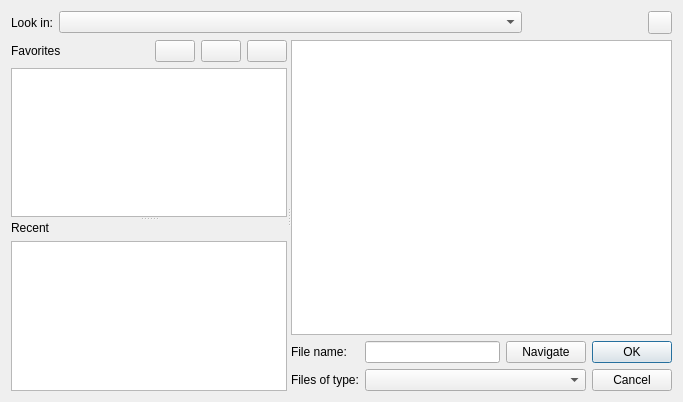
Old version of the form Qt/Core/Resources/UI/pqFileDialog.ui in the repository pierre-guillou/paraview-ttk.
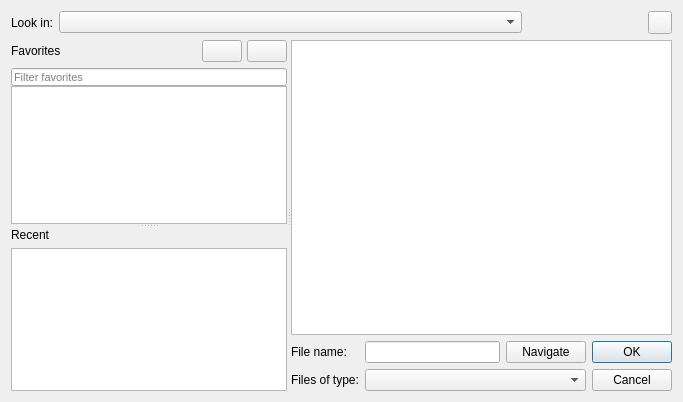
New version of the form. Icons and pictures are not drawn. Custom widgets are drawn as their Qt base class.

Diff of the .ui file:
```diff
--- a/Qt/Core/Resources/UI/pqFileDialog.ui
+++ b/Qt/Core/Resources/UI/pqFileDialog.ui
@@ -120,8 +120,14 @@
       </property>
       <widget class="QWidget" name="favoritesLayoutWidget">
        <layout class="QVBoxLayout" name="favoritesVerticalLayout">
+        <property name="spacing">
+         <number>0</number>
+        </property>
         <item>
          <layout class="QHBoxLayout" name="favoritesHorizontalLayout">
+          <property name="spacing">
+           <number>5</number>
+          </property>
           <item>
            <widget class="QLabel" name="favoritesLabel">
             <property name="text">
@@ -149,26 +155,6 @@
             </property>
            </widget>
           </item>
-          <item>
-           <widget class="QPushButton" name="RemoveCurrentDirectoryFromFavorites">
-            <property name="sizePolicy">
-             <sizepolicy hsizetype="Fixed" vsizetype="Fixed">
-              <horstretch>0</horstretch>
-              <verstretch>0</verstretch>
-             </sizepolicy>
-            </property>
-            <property name="toolTip">
-             <string>Remove current directory from favorites</string>
-            </property>
-            <property name="text">
-             <string/>
-            </property>
-            <property name="icon">
-             <iconset theme="list-remove">
-              <normaloff>.</normaloff>.</iconset>
-            </property>
-           </widget>
-          </item>
           <item>
            <widget class="QPushButton" name="ResetFavortiesToSystemDefault">
             <property name="sizePolicy">
@@ -191,6 +177,46 @@
           </item>
          </layout>
         </item>
+        <item>
+         <spacer name="verticalSpacer">
+          <property name="orientation">
+           <enum>Qt::Vertical</enum>
+          </property>
+          <property name="sizeType">
+           <enum>QSizePolicy::Minimum</enum>
+          </property>
+          <property name="sizeHint" stdset="0">
+           <size>
+            <width>20</width>
+            <height>6</height>
+           </size>
+          </property>
+         </spacer>
+        </item>
+        <item>
+         <widget class="QLineEdit" name="favoritesSearchBar">
+          <property name="maximumSize">
+           <size>
+            <width>16777215</width>
+            <height>18</height>
+           </size>
+          </property>
+          <property name="font">
+           <font>
+            <pointsize>8</pointsize>
+           </font>
+          </property>
+          <property name="toolTip">
+           <string>Filter favorites panel</string>
+          </property>
+          <property name="placeholderText">
+           <string>Filter favorites</string>
+          </property>
+          <property name="clearButtonEnabled">
+           <bool>true</bool>
+          </property>
+         </widget>
+        </item>
         <item>
          <widget class="QListView" name="Favorites">
           <property name="sizePolicy">
```
Left out of the diff: 12 changed lines with no effect on the pictures.
